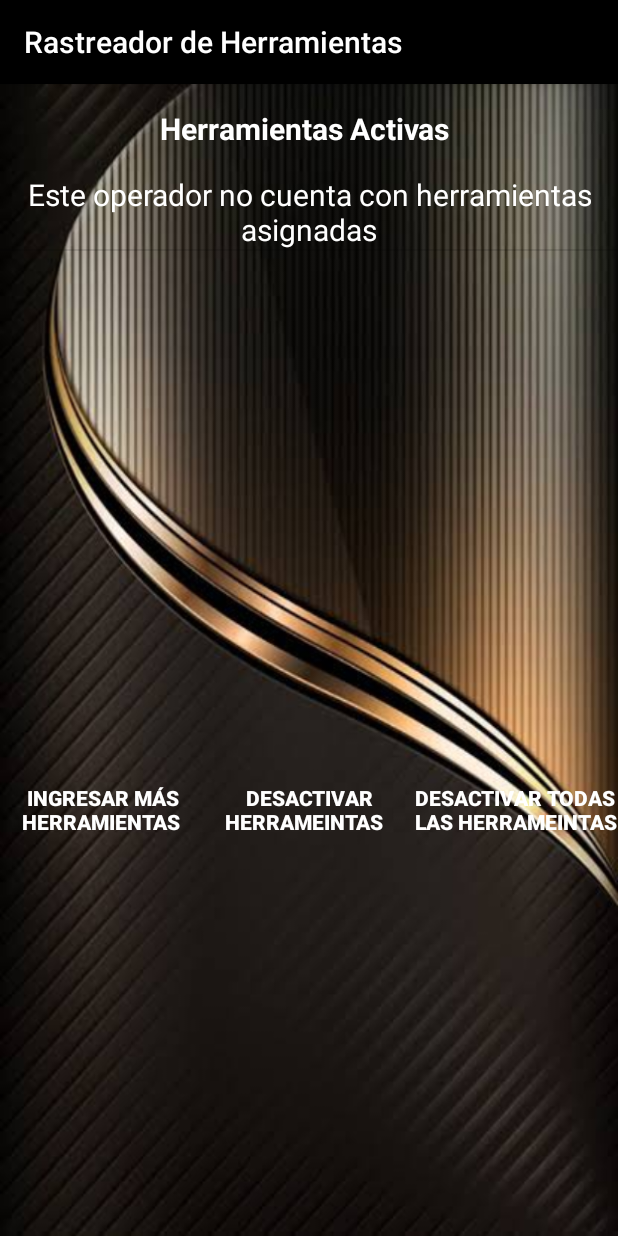
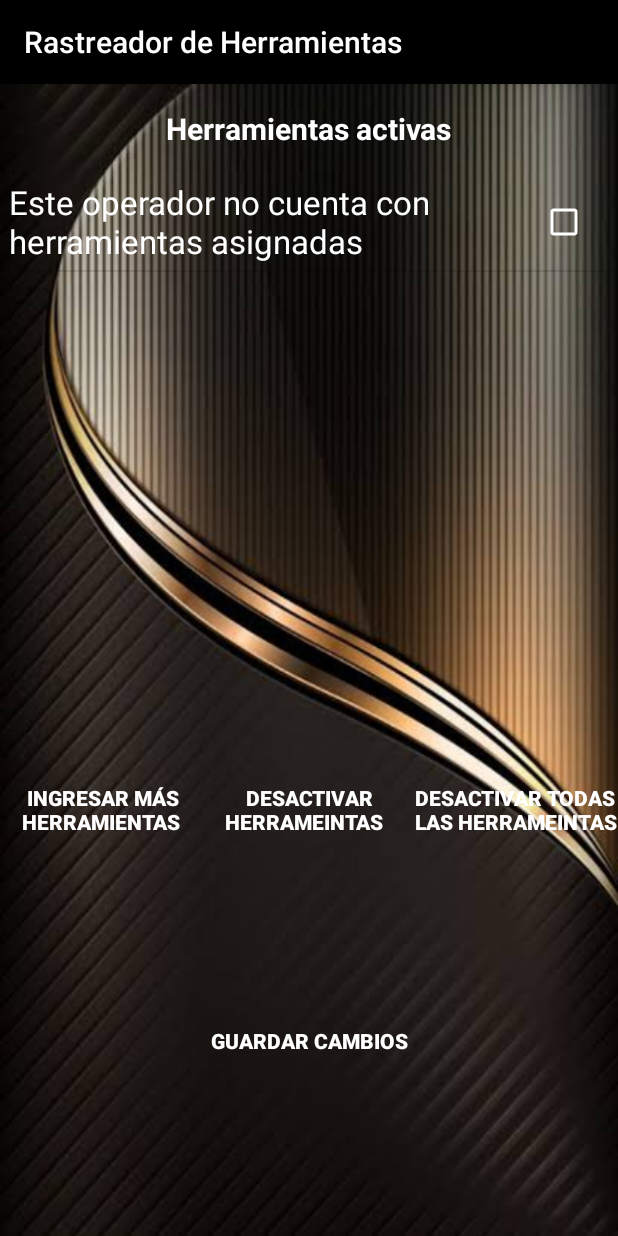
Before and after one commit to Alexischachiro/rastreador2, an Android app: the desactivarherra screen opened directly, with no data from a screen before it, after a tap on "DESACTIVAR TODAS LAS HERRAMEINTAS", on a phone screen of 412 x 824 dp. Run offline under Robolectric (Android 15) with nearby library versions, the phone set to English and light mode, and no system bars; 2 other taps on this screen came first.

```diff
--- a/app/src/main/java/com/example/rastreador2/repositories/usuarioRepo.java
+++ b/app/src/main/java/com/example/rastreador2/repositories/usuarioRepo.java
@@ -17,7 +17,7 @@ public class usuarioRepo {
     conexionSQ conn;
 
     public usuarioRepo(Context context) {
-        conn = new conexionSQ(context, "rastreadordb", null, 10);
+        conn = new conexionSQ(context, "rastreadordb", null, 11);
     };
 
 
--- a/app/src/main/res/layout/activity_desactivarherra.xml
+++ b/app/src/main/res/layout/activity_desactivarherra.xml
@@ -12,7 +12,7 @@
 
 
     <TextView
-        android:id="@+id/textView"
+        android:id="@+id/textViewLayout"
         android:layout_width="411dp"
         android:layout_height="60dp"
         android:gravity="center"
@@ -20,6 +20,7 @@
         android:textColor="@android:color/background_light"
         android:textSize="20dp"
         android:textStyle="bold" />
+
     <LinearLayout
         android:layout_width="wrap_content"
         android:layout_height="400dp">
@@ -70,6 +71,26 @@
             android:text="Desactivar todas las Herrameintas"
             android:textColor="#FFFFFF"
             android:textStyle="bold" />
+
+    </LinearLayout>
+
+    <LinearLayout
+        android:layout_width="match_parent"
+        android:layout_height="wrap_content"
+        android:layout_weight="1"
+        android:orientation="horizontal">
+
+        <Button
+            android:id="@+id/btnSave"
+            android:layout_width="match_parent"
+            android:layout_height="wrap_content"
+            android:layout_weight="0.33"
+            android:background="@color/transp"
+            android:gravity="center"
+            android:text="Guardar cambios"
+            android:textColor="#FFFFFF"
+            android:textStyle="bold" />
+
     </LinearLayout>
 
 </androidx.appcompat.widget.LinearLayoutCompat>
```
Also changed, not shown: app/src/main/java/com/example/rastreador2/desactivarherra.java (+149 -4 lines), app/src/main/java/com/example/rastreador2/repositories/herramientaRepo.java (+17 -1 lines).
